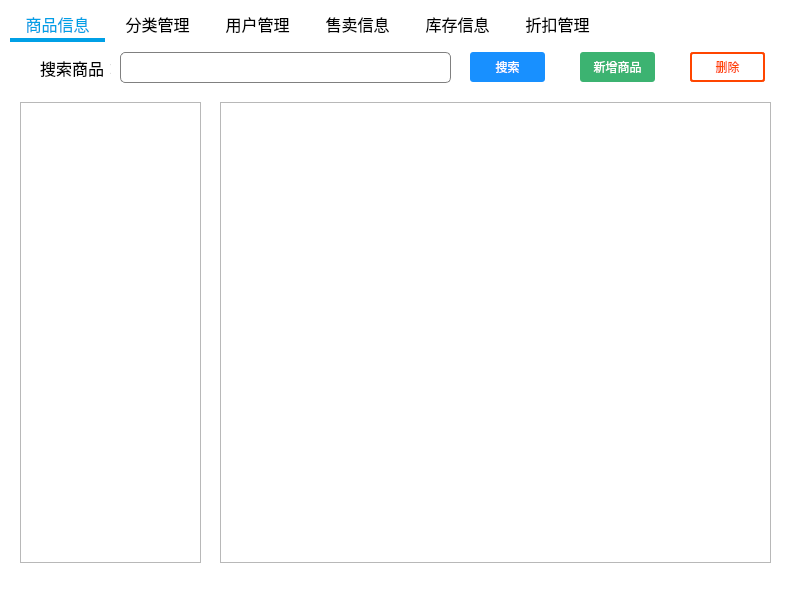
First picture: the form in MainWindow.ui, repository xmudbexp2021/SalesManager, before the edit.
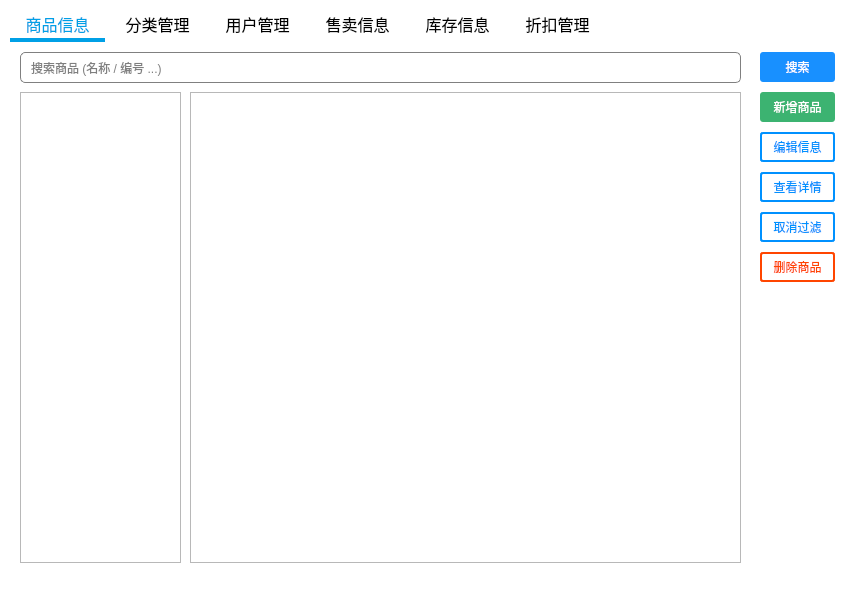
Second picture: the form after the edit. The open tabs and pages were chosen to show the change.

Diff of the .ui file:
```diff
--- a/MainWindow.ui
+++ b/MainWindow.ui
@@ -6,8 +6,8 @@
    <rect>
     <x>0</x>
     <y>0</y>
-    <width>800</width>
-    <height>600</height>
+    <width>854</width>
+    <height>594</height>
    </rect>
   </property>
   <property name="windowTitle">
@@ -24,7 +24,7 @@
      <rect>
       <x>10</x>
       <y>10</y>
-      <width>781</width>
+      <width>831</width>
       <height>561</height>
      </rect>
     </property>
@@ -87,29 +87,10 @@
      <attribute name="title">
       <string notr="true">商品信息</string>
      </attribute>
-     <widget class="QLabel" name="label">
-      <property name="geometry">
-       <rect>
-        <x>30</x>
-        <y>10</y>
-        <width>71</width>
-        <height>31</height>
-       </rect>
-      </property>
-      <property name="font">
-       <font>
-        <family>微软雅黑</family>
-        <pointsize>12</pointsize>
-       </font>
-      </property>
-      <property name="text">
-       <string>搜索商品： </string>
-      </property>
-     </widget>
      <widget class="QPushButton" name="searchButton">
       <property name="geometry">
        <rect>
-        <x>460</x>
+        <x>750</x>
         <y>10</y>
         <width>75</width>
         <height>30</height>
@@ -134,8 +115,8 @@
      <widget class="QPushButton" name="addButton">
       <property name="geometry">
        <rect>
-        <x>570</x>
-        <y>10</y>
+        <x>750</x>
+        <y>50</y>
         <width>75</width>
         <height>30</height>
        </rect>
@@ -159,8 +140,8 @@
      <widget class="QPushButton" name="deleteButton">
       <property name="geometry">
        <rect>
-        <x>680</x>
-        <y>10</y>
+        <x>750</x>
+        <y>210</y>
         <width>75</width>
         <height>30</height>
        </rect>
@@ -179,16 +160,16 @@
 }</string>
       </property>
       <property name="text">
-       <string>删除</string>
+       <string>删除商品</string>
       </property>
      </widget>
      <widget class="QTableView" name="resultTable">
       <property name="geometry">
        <rect>
-        <x>210</x>
-        <y>60</y>
+        <x>180</x>
+        <y>50</y>
         <width>551</width>
-        <height>461</height>
+        <height>471</height>
        </rect>
       </property>
       <property name="font">
@@ -202,9 +183,9 @@
       <property name="geometry">
        <rect>
         <x>10</x>
-        <y>60</y>
-        <width>181</width>
-        <height>461</height>
+        <y>50</y>
+        <width>161</width>
+        <height>471</height>
        </rect>
       </property>
       <property name="font">
@@ -226,9 +207,9 @@
      <widget class="QLineEdit" name="lineEdit">
       <property name="geometry">
        <rect>
-        <x>110</x>
+        <x>10</x>
         <y>10</y>
-        <width>331</width>
+        <width>721</width>
         <height>31</height>
        </rect>
       </property>
@@ -239,6 +220,87 @@
 selection-background-color: darkgray;
    </string>
       </property>
+      <property name="placeholderText">
+       <string>搜索商品 (名称 / 编号 ...)</string>
+      </property>
+     </widget>
+     <widget class="QPushButton" name="editButton">
+      <property name="geometry">
+       <rect>
+        <x>750</x>
+        <y>90</y>
+        <width>75</width>
+        <height>30</height>
+       </rect>
+      </property>
+      <property name="styleSheet">
+       <string notr="true">#editButton {
+	background: #fff;
+	border: 2px solid rgb(0, 145, 255);
+	color: rgb(0, 145, 255);
+	border-radius: 3px;
+}
+
+#editButton:hover {
+	background: rgb(64,169,255);
+	color: #fff;
+}</string>
+      </property>
+      <property name="text">
+       <string>编辑信息</string>
+      </property>
+     </widget>
+     <widget class="QPushButton" name="detailButton">
+      <property name="geometry">
+       <rect>
+        <x>750</x>
+        <y>130</y>
+        <width>75</width>
+        <height>30</height>
+       </rect>
+      </property>
+      <property name="styleSheet">
+       <string notr="true">#detailButton {
+	background: #fff;
+	border: 2px solid rgb(0, 145, 255);
+	color: rgb(0, 145, 255);
+	border-radius: 3px;
+}
+
+#detailButton:hover {
+	background: rgb(64,169,255);
+	color: #fff;
+}</string>
+      </property>
+      <property name="text">
+       <string>查看详情</string>
+      </property>
+     </widget>
+     <widget class="QPushButton" name="clearFilterButton">
+      <property name="geometry">
+       <rect>
+        <x>750</x>
+        <y>170</y>
+        <width>75</width>
+        <height>30</height>
+       </rect>
+      </property>
+      <property name="styleSheet">
+       <string notr="true">#clearFilterButton {
+	background: #fff;
+	border: 2px solid rgb(0, 145, 255);
+	color: rgb(0, 145, 255);
+	border-radius: 3px;
+}
+
+#clearFilterButton:hover {
+	background: rgb(64,169,255);
+	color: #fff;
+}</string>
+      </property>
+      <property name="text">
+       <string>取消过滤</string>
+      </property>
      </widget>
     </widget>
     <widget class="QWidget" name="categories">
```
Left out of the diff: 45 changed lines with no effect on the pictures.
